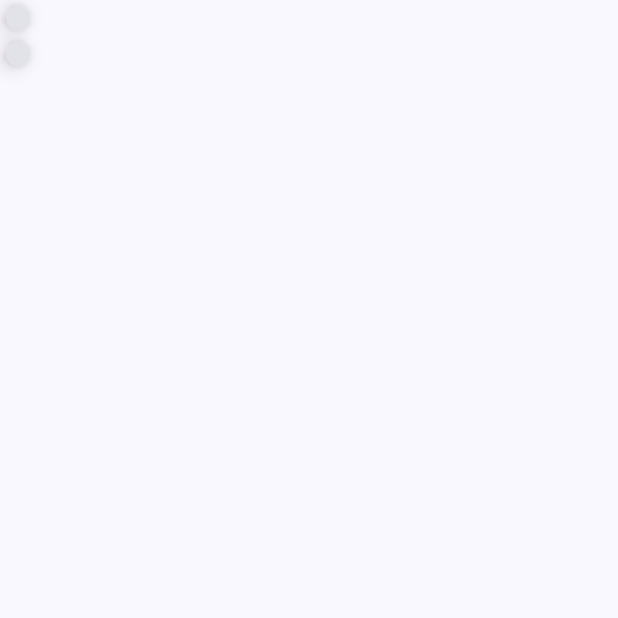
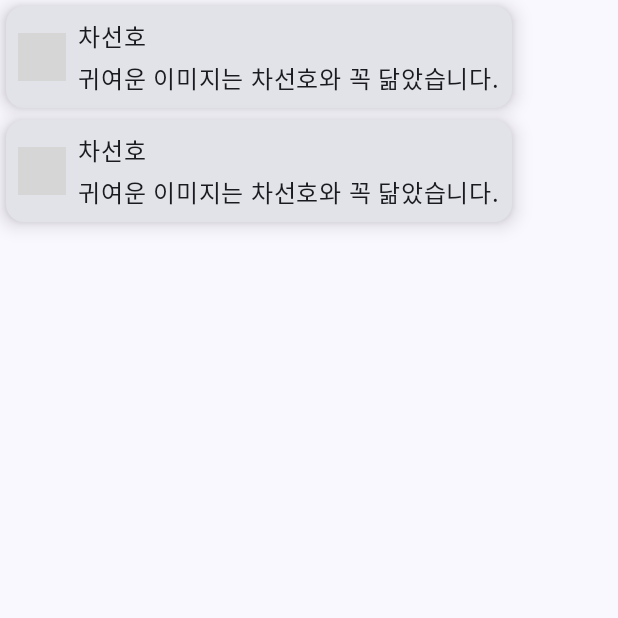
Before and after one commit to theo-no/Compose_Example, an Android app built with Jetpack Compose: the ProfileCardActivity screen opened directly, with no data from a screen before it, on a phone screen of 412 x 824 dp, the top half of it. Run offline under Robolectric (Android 15) with nearby library versions, the phone set to English and light mode, and no system bars; pictures from the network do not load; grey boxes are pictures that could not be loaded.

Commit message:
ProfileCard 예시 완료

```diff
--- a/Compose_Example/app/build.gradle
+++ b/Compose_Example/app/build.gradle
@@ -63,11 +63,13 @@ dependencies {
     implementation platform('androidx.compose:compose-bom:2023.03.00')
     implementation platform('androidx.compose:compose-bom:2023.03.00')
     implementation platform('androidx.compose:compose-bom:2023.03.00')
+    implementation platform('androidx.compose:compose-bom:2023.03.00')
     testImplementation 'junit:junit:4.13.2'
     androidTestImplementation 'androidx.test.ext:junit:1.1.5'
     androidTestImplementation 'androidx.test.espresso:espresso-core:3.5.1'
     androidTestImplementation platform('androidx.compose:compose-bom:2022.10.00')
     androidTestImplementation 'androidx.compose.ui:ui-test-junit4'
+    androidTestImplementation platform('androidx.compose:compose-bom:2023.03.00')
     androidTestImplementation platform('androidx.compose:compose-bom:2023.03.00')
     androidTestImplementation platform('androidx.compose:compose-bom:2023.03.00')
     androidTestImplementation platform('androidx.compose:compose-bom:2023.03.00')
--- a/Compose_Example/app/src/main/java/com/csh/compose_example/component/ProfileCardActivity.kt
+++ b/Compose_Example/app/src/main/java/com/csh/compose_example/component/ProfileCardActivity.kt
@@ -5,8 +5,12 @@ import androidx.activity.ComponentActivity
 import androidx.activity.compose.setContent
 import androidx.compose.foundation.layout.Column
 import androidx.compose.foundation.layout.Row
+import androidx.compose.foundation.layout.Spacer
 import androidx.compose.foundation.layout.fillMaxSize
 import androidx.compose.foundation.layout.padding
+import androidx.compose.foundation.layout.size
+import androidx.compose.foundation.shape.CircleShape
+import androidx.compose.foundation.shape.RoundedCornerShape
 import androidx.compose.material3.Card
 import androidx.compose.material3.CardDefaults
 import androidx.compose.material3.MaterialTheme
@@ -15,7 +19,11 @@ import androidx.compose.material3.Text
 import androidx.compose.runtime.Composable
 import androidx.compose.ui.Alignment
 import androidx.compose.ui.Modifier
+import androidx.compose.ui.draw.clip
 import androidx.compose.ui.graphics.Color
+import androidx.compose.ui.graphics.painter.ColorPainter
+import androidx.compose.ui.graphics.painter.Painter
+import androidx.compose.ui.layout.ContentScale
 import androidx.compose.ui.tooling.preview.Preview
 import androidx.compose.ui.unit.dp
 import coil.compose.AsyncImage
@@ -61,10 +69,23 @@ fun CardEx(cardData: CardData) {
             verticalAlignment = Alignment.CenterVertically,
             modifier = Modifier.padding(8.dp)
         ){
-//            AsyncImage(
-//                model = ,
-//                contentDescription =
-//            )
+            AsyncImage(
+                model = cardData.imageUrl,
+                contentDescription = cardData.imageDescription,
+                modifier = Modifier.size(32.dp)
+//                    .clip(CircleShape) //둥글게
+                    .clip(RoundedCornerShape(10.dp)), //모서리에 둥글게
+                contentScale = ContentScale.Crop, //centerCrop
+                placeholder = ColorPainter(placeHolderColor)
+            )
+            Spacer(
+                modifier = Modifier.size(8.dp)
+            )
+            Column {
+                Text(text = cardData.author)
+                Spacer(modifier = Modifier.size(4.dp))
+                Text(text = cardData.description)
+            }
         }
     }
 }
@@ -73,6 +94,7 @@ fun CardEx(cardData: CardData) {
 @Composable
 fun GreetingPreview5() {
     Compose_ExampleTheme {
+        CardEx(ProfileCardActivity.cardData)
     }
 }
 
--- a/Compose_Example/app/src/main/res/values/strings.xml
+++ b/Compose_Example/app/src/main/res/values/strings.xml
@@ -6,4 +6,5 @@
     <string name="title_activity_constraints">ConstraintsActivity</string>
     <string name="title_activity_image">ImageActivity</string>
     <string name="title_activity_profile_card">ProfileCardActivity</string>
+    <string name="title_activity_check_box">CheckBoxActivity</string>
 </resources>
```
Also changed, not shown: Compose_Example/app/src/main/AndroidManifest.xml (+17 -7 lines), Compose_Example/app/src/main/java/com/csh/compose_example/component/CheckBoxActivity.kt (added, +49 -0 lines).
